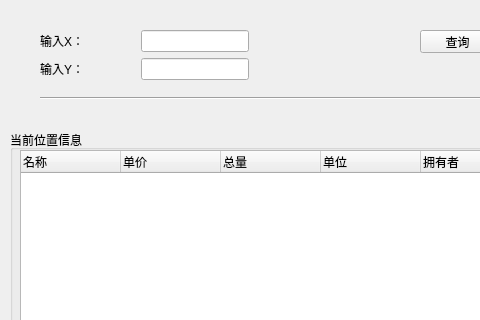
The window that ui/storemap.ui (Jadecity/StorePro) describes before a commit, drawn with Qt 5; both pictures show x 0 to 480 and y 0 to 320 of the 750 by 508 pixel window.
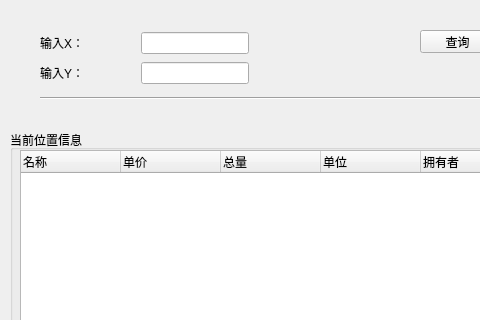
The same window after the commit.

```diff
--- a/ui/storemap.ui
+++ b/ui/storemap.ui
@@ -13,13 +13,16 @@
   <property name="windowTitle">
    <string>Form</string>
   </property>
+  <property name="styleSheet">
+   <string notr="true">font: 9pt &quot;微软雅黑&quot;;</string>
+  </property>
   <widget class="QWidget" name="layoutWidget">
    <property name="geometry">
     <rect>
      <x>40</x>
      <y>30</y>
      <width>209</width>
-     <height>52</height>
+     <height>58</height>
     </rect>
    </property>
    <layout class="QVBoxLayout" name="verticalLayout">
```
